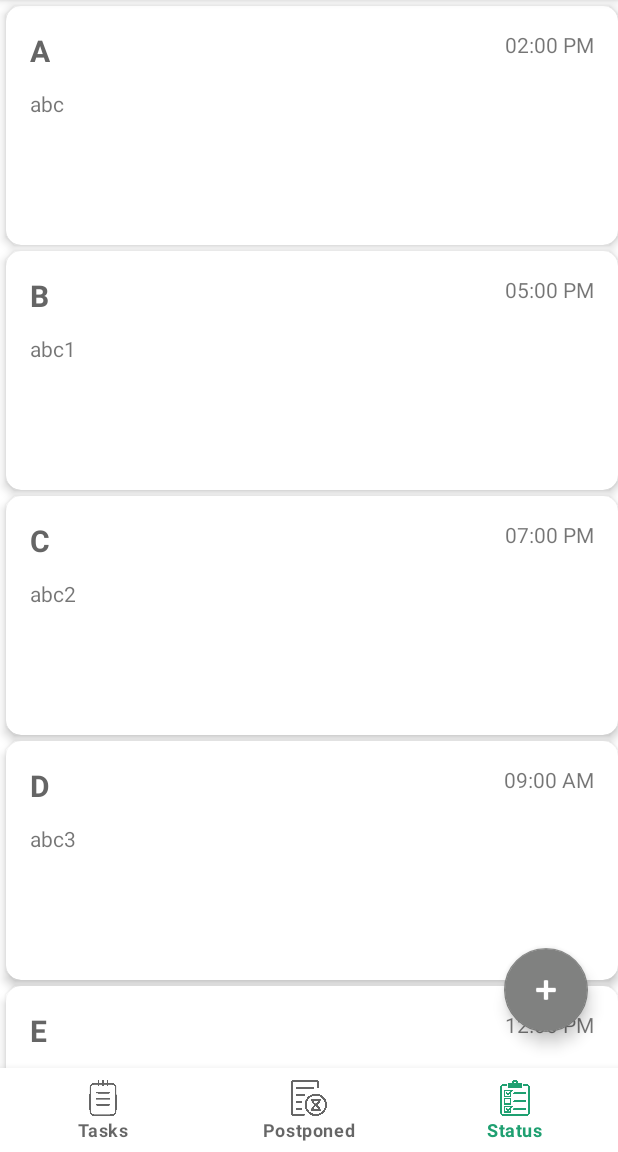
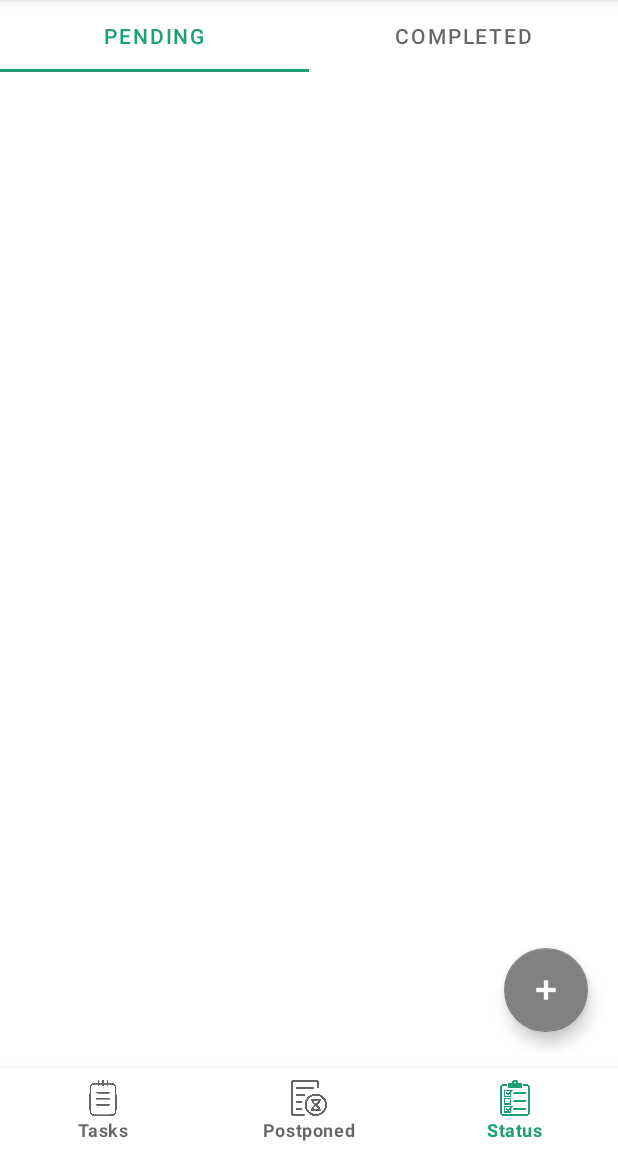
Before and after one commit to prajalg/timetable-manager, an Android app: the screen it shows after launch once a user with an empty profile is signed in (MainActivity), item 3 of the bottom bar chosen, on a phone screen of 412 x 824 dp, the part 84-1236 px from its top. Run offline under Robolectric (Android 15) with nearby library versions, the phone set to English and light mode, and no system bars; our stand-ins replace Firebase (no records; nobody signed in at launch, a user with empty details on screens opened directly); Roboto replaces fonts that are not available here; 2 statements that could not run were skipped.

Commit message:
timetable-manager app

```diff
--- a/app/src/main/AndroidManifest.xml
+++ b/app/src/main/AndroidManifest.xml
@@ -11,6 +11,11 @@
         android:roundIcon="@mipmap/ic_launcher_round"
         android:supportsRtl="true"
         android:theme="@style/Theme.TimeTableManager">
+        <activity
+            android:name=".StatusActivity"
+            android:exported="false"
+            android:label="@string/title_activity_status"
+            android:theme="@style/Theme.TimeTableManager.NoActionBar" />
         <activity
             android:name=".TaskInfoActivity"
             android:exported="false" />
--- a/app/src/main/java/com/example/timetablemanager/CompletedTasksFragment.java
+++ b/app/src/main/java/com/example/timetablemanager/CompletedTasksFragment.java
@@ -12,55 +12,10 @@ import android.view.ViewGroup;
 
 import java.util.ArrayList;
 
-/**
- * A simple {@link Fragment} subclass.
- * Use the {@link CompletedTasksFragment#newInstance} factory method to
- * create an instance of this fragment.
- */
+
 public class CompletedTasksFragment extends Fragment {
-
-    // TODO: Rename parameter arguments, choose names that match
-    // the fragment initialization parameters, e.g. ARG_ITEM_NUMBER
-    private static final String ARG_PARAM1 = "param1";
-    private static final String ARG_PARAM2 = "param2";
-
-    // TODO: Rename and change types of parameters
-    private String mParam1;
-    private String mParam2;
-
     RecyclerView recyclerViewCompleted;
     ArrayList<TaskModel> arrCompleted = new ArrayList<>();
-
-    public CompletedTasksFragment() {
-        // Required empty public constructor
-    }
-
-    /**
-     * Use this factory method to create a new instance of
-     * this fragment using the provided parameters.
-     *
-     * @param param1 Parameter 1.
-     * @param param2 Parameter 2.
-     * @return A new instance of fragment StatusFragment.
-     */
-    // TODO: Rename and change types and number of parameters
-    public static CompletedTasksFragment newInstance(String param1, String param2) {
-        CompletedTasksFragment fragment = new CompletedTasksFragment();
-        Bundle args = new Bundle();
-        args.putString(ARG_PARAM1, param1);
-        args.putString(ARG_PARAM2, param2);
-        fragment.setArguments(args);
-        return fragment;
-    }
-
-    @Override
-    public void onCreate(Bundle savedInstanceState) {
-        super.onCreate(savedInstanceState);
-        if (getArguments() != null) {
-            mParam1 = getArguments().getString(ARG_PARAM1);
-            mParam2 = getArguments().getString(ARG_PARAM2);
-        }
-    }
 
     @Override
     public View onCreateView(LayoutInflater inflater, ViewGroup container,
@@ -72,7 +27,7 @@ public class CompletedTasksFragment extends Fragment {
 
         RecyclerView.LayoutManager layoutManager = new LinearLayoutManager(getContext());
         recyclerViewCompleted.setLayoutManager(layoutManager);
-
+        //dummy data
 
         arrCompleted.add(new TaskModel("A", "abc","02:00 PM"));
         arrCompleted.add(new TaskModel("B", "abc1","05:00 PM"));
--- a/app/src/main/res/layout/fragment_status.xml
+++ b/app/src/main/res/layout/fragment_status.xml
@@ -1,12 +1,41 @@
 <?xml version="1.0" encoding="utf-8"?>
 <FrameLayout xmlns:android="http://schemas.android.com/apk/res/android"
+    xmlns:app="http://schemas.android.com/apk/res-auto"
     xmlns:tools="http://schemas.android.com/tools"
     android:layout_width="match_parent"
     android:layout_height="match_parent"
     tools:context=".TasksFragment">
-    <androidx.recyclerview.widget.RecyclerView
-        android:id="@+id/recyclerViewCompleted"
+
+    <androidx.constraintlayout.widget.ConstraintLayout
         android:layout_width="match_parent"
-        android:layout_height="wrap_content"/>
+        android:layout_height="match_parent">
 
+        <com.google.android.material.tabs.TabLayout
+            android:id="@+id/tabLayout"
+            android:layout_width="match_parent"
+            android:layout_height="wrap_content"
+            app:layout_constraintEnd_toEndOf="parent"
+            app:layout_constraintHorizontal_bias="0.5"
+            app:layout_constraintStart_toStartOf="parent"
+            app:layout_constraintTop_toTopOf="parent">
+
+            <com.google.android.material.tabs.TabItem
+                android:layout_width="wrap_content"
+                android:layout_height="wrap_content"
+                android:text="@string/pending" />
+
+            <com.google.android.material.tabs.TabItem
+                android:layout_width="wrap_content"
+                android:layout_height="wrap_content"
+                android:text="@string/completed" />
+        </com.google.android.material.tabs.TabLayout>
+
+        <FrameLayout
+            android:id="@+id/frameLayout"
+            android:layout_width="match_parent"
+            android:layout_height="wrap_content"
+            app:layout_constraintEnd_toEndOf="parent"
+            app:layout_constraintStart_toStartOf="parent"
+            app:layout_constraintTop_toBottomOf="@+id/tabLayout"/>
+    </androidx.constraintlayout.widget.ConstraintLayout>
 </FrameLayout>
--- /dev/null
+++ b/app/src/main/res/values-land/dimens.xml
@@ -0,0 +1,3 @@
+<resources>
+    <dimen name="fab_margin">48dp</dimen>
+</resources>
--- /dev/null
+++ b/app/src/main/res/values-w1240dp/dimens.xml
@@ -0,0 +1,3 @@
+<resources>
+    <dimen name="fab_margin">200dp</dimen>
+</resources>
--- /dev/null
+++ b/app/src/main/res/values-w600dp/dimens.xml
@@ -0,0 +1,3 @@
+<resources>
+    <dimen name="fab_margin">48dp</dimen>
+</resources>
--- /dev/null
+++ b/app/src/main/res/values-w820dp/dimens.xml
@@ -0,0 +1,6 @@
+<resources>
+    <!-- Example customization of dimensions originally defined in res/values/dimens.xml
+         (such as screen margins) for screens with more than 820dp of available width. This
+         would include 7" and 10" devices in landscape (~960dp and ~1280dp respectively). -->
+    <dimen name="activity_horizontal_margin">64dp</dimen>
+</resources>
--- a/app/src/main/res/values/strings.xml
+++ b/app/src/main/res/values/strings.xml
@@ -32,8 +32,12 @@
     <string name="status"><b>Status</b></string>
     <string name="date">Date</string>
     <string name="time">Time</string>
-    <string name="repeat">Repeat</string>
+    <string name="completed">Completed</string>
+    <string name="pending">Pending</string>
     <!-- TODO: Remove or change this placeholder text -->
     <string name="hello_blank_fragment">Hello blank fragment</string>
+    <string name="title_activity_status">StatusActivity</string>
+    <string name="tab_text_1">Tab 1</string>
+    <string name="tab_text_2">Tab 2</string>
 
 </resources>
--- a/app/src/main/res/values/themes.xml
+++ b/app/src/main/res/values/themes.xml
@@ -13,4 +13,13 @@
         <item name="android:statusBarColor" tools:targetApi="l">#1FA071</item>
         <!-- Customize your theme here. -->
     </style>
+
+    <style name="Theme.TimeTableManager.NoActionBar">
+        <item name="windowActionBar">false</item>
+        <item name="windowNoTitle">true</item>
+    </style>
+
+    <style name="Theme.TimeTableManager.AppBarOverlay" parent="ThemeOverlay.AppCompat.Dark.ActionBar" />
+
+    <style name="Theme.TimeTableManager.PopupOverlay" parent="ThemeOverlay.AppCompat.Light" />
 </resources>
--- a/build.gradle
+++ b/build.gradle
@@ -4,8 +4,8 @@ buildscript {
     }
 }// Top-level build file where you can add configuration options common to all sub-projects/modules.
 plugins {
-    id 'com.android.application' version '7.1.0' apply false
-    id 'com.android.library' version '7.1.0' apply false
+    id 'com.android.application' version '7.1.2' apply false
+    id 'com.android.library' version '7.1.2' apply false
 }
 
 task clean(type: Delete) {
```
Also changed, not shown: app/build.gradle (+6 -1 lines), app/src/main/java/com/example/timetablemanager/PendingTasksFragment.java (added, +90 -0 lines), app/src/main/java/com/example/timetablemanager/RecyclerTasksPendingAdapter.java (+7 -7 lines), app/src/main/java/com/example/timetablemanager/StatusActivity.java (added, +64 -0 lines), app/src/main/res/layout/fragment_completed_tasks.xml (added, +10 -0 lines), app/src/main/res/layout/fragment_pending_tasks.xml (added, +10 -0 lines), app/src/main/res/values/dimens.xml (added, +8 -0 lines), 1 other file.
